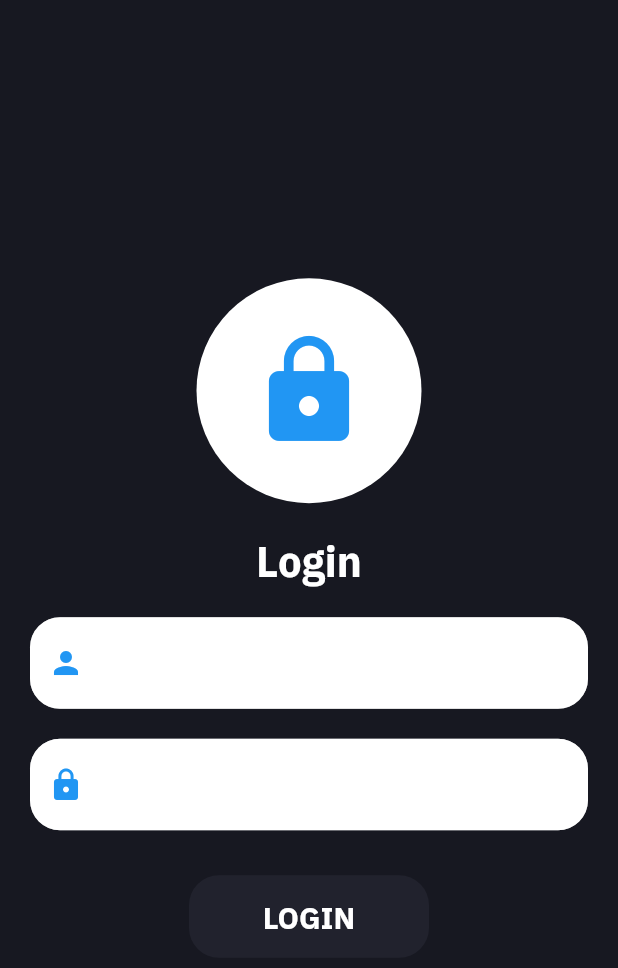
After one commit to vishal701goswami/clientapp, a Flutter app: the Loginpage screen opened directly, on a phone screen of 412 x 824 dp. The commit adds this screen. Shown: the top 968 px of the screen. Run offline on Flutter 3.47's test engine with Material 2 defaults, Android fonts, the phone set to English and light mode, and no system bars; our stand-ins replace fl_chart, flutter_svg.

Commit message:
loginpage

```diff
--- /dev/null
+++ b/lib/widgets/Loginpage.dart
@@ -0,0 +1,102 @@
+import 'package:flutter/material.dart';
+import 'package:garduino_dashboard/const.dart';
+
+class Loginpage extends StatefulWidget {
+  const Loginpage({super.key});
+
+  @override
+  State<Loginpage> createState() => _LoginpageState();
+}
+
+class _LoginpageState extends State<Loginpage> {
+  final _formkey = GlobalKey<FormState>();
+  final TextEditingController _emailcontroller = TextEditingController();
+  final TextEditingController _passcontroller = TextEditingController();
+  @override
+  Widget build(BuildContext context) {
+    return Scaffold(
+      body: Center(
+        child: Form(
+          key: _formkey,
+          child: Column(
+            mainAxisAlignment: MainAxisAlignment.center,
+            children: <Widget>[
+              Container(
+                width: 150,
+                height: 150,
+                decoration: const BoxDecoration(
+                  shape: BoxShape.circle,
+                  color: Colors.white,
+                ),
+                child: const Center(
+                  child: Icon(
+                    Icons.lock,
+                    color: Colors.blue,
+                    size: 80,
+                  ),
+                ),
+              ),
+              const SizedBox(height: 20),
+              const Text(
+                'Login',
+                style: TextStyle(
+                  color: Colors.white,
+                  fontSize: 28,
+                  fontWeight: FontWeight.bold,
+                ),
+              ),
+              const SizedBox(height: 20),
+              Padding(
+                padding: const EdgeInsets.symmetric(horizontal: 20),
+                child: TextFormField(
+                  controller: _emailcontroller,
+                  decoration: InputDecoration(
+                    border: OutlineInputBorder(
+                      borderRadius: BorderRadius.circular(20),
+                    ),
+                    labelText: 'Email',
+                    prefixIcon: const Icon(Icons.person, color: Colors.blue),
+                    fillColor: Colors.white,
+                    filled: true,
+                  ),
+                ),
+              ),
+              const SizedBox(height: 20),
+              Padding(
+                padding: const EdgeInsets.symmetric(horizontal: 20),
+                child: TextFormField(
+                  controller: _passcontroller,
+                  decoration: InputDecoration(
+                    border: OutlineInputBorder(
+                      borderRadius: BorderRadius.circular(20),
+                    ),
+                    labelText: 'Password',
+                    prefixIcon: const Icon(Icons.lock, color: Colors.blue),
+                    fillColor: Colors.white,
+                    filled: true,
+                  ),
+                  obscureText: true,
+                ),
+              ),
+              const SizedBox(height: 30),
+              Container(
+                height: 55,
+                width: 160,
+                decoration: BoxDecoration(
+                    color: cardBackgroundColor,
+                    borderRadius: BorderRadius.circular(20)),
+                child: const Center(
+                  child: Text("LOGIN",
+                      style: TextStyle(
+                          fontSize: 20,
+                          fontWeight: FontWeight.bold,
+                          color: Colors.white)),
+                ),
+              ),
+            ],
+          ),
+        ),
+      ),
+    );
+  }
+}
--- a/lib/widgets/menu.dart
+++ b/lib/widgets/menu.dart
@@ -5,6 +5,7 @@ import 'package:garduino_dashboard/Responsive.dart';
 import 'package:garduino_dashboard/main.dart';
 import 'package:garduino_dashboard/model/menu_modal.dart';
 import 'package:flutter_svg/svg.dart';
+import 'package:garduino_dashboard/widgets/Loginpage.dart';
 import 'package:garduino_dashboard/widgets/VIP_add.dart';
 
 import 'controller_page.dart';
@@ -120,7 +121,7 @@ class _MenuState extends State<Menu> {
                       case 7: //Exit
                         Navigator.of(context).push(
                           MaterialPageRoute(
-                              builder: (context) => const AboutUsPage()),
+                              builder: (context) => const Loginpage()),
                         );
                         break;
                     }
```
